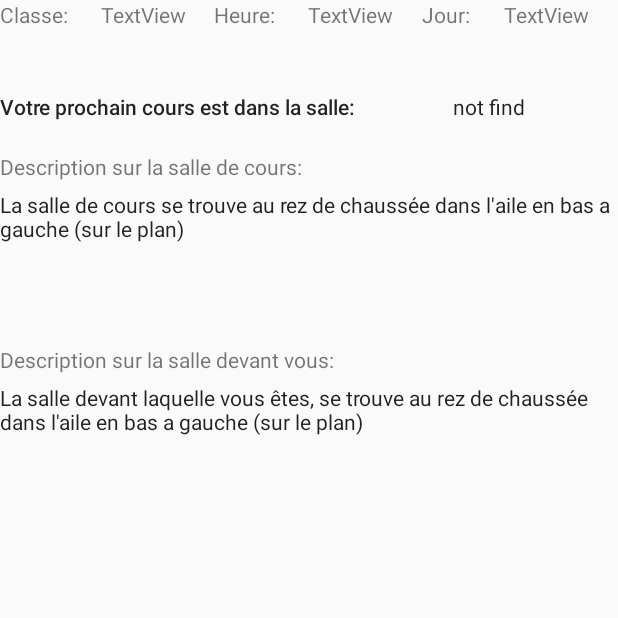
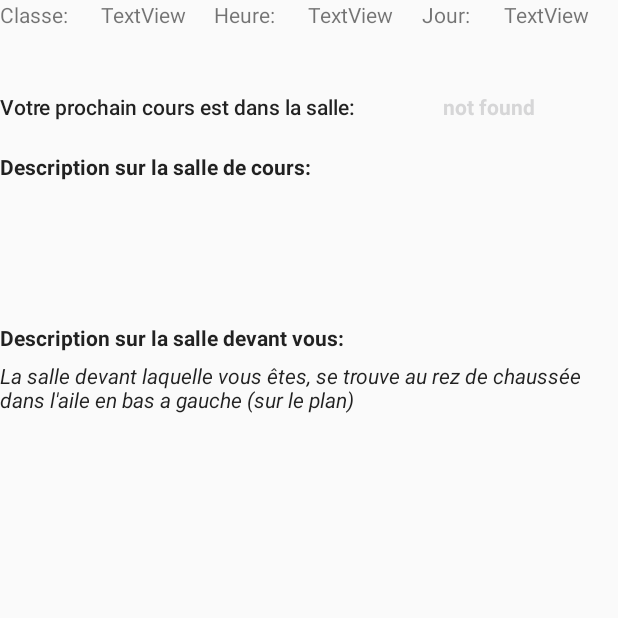
Before and after one commit to adomen910e/Projet_julien, an Android app: the BoutonItineraire screen opened directly, with no data from a screen before it, on a phone screen of 412 x 824 dp, the top half of it. Run offline under Robolectric (Android 15) with nearby library versions, the phone set to English and light mode, and no system bars; 2 statements that could not run were skipped.

Commit message:
gestion de quelques erreurs quand la classe n'est pas trouvée

```diff
--- a/app/src/main/java/com/example/domenger/testappli/BoutonItineraire.java
+++ b/app/src/main/java/com/example/domenger/testappli/BoutonItineraire.java
@@ -60,13 +60,13 @@ public class BoutonItineraire extends Activity {
 
         createEmploiDuTemps();
         String resultat = findClasse();
+        txtresult.setText(resultat);
 
-
-        txtresult.setText(resultat);
-        String info  = localisation(resultat, "La salle de cours ");
-        txtinfo.setText(info);
-
-        String info2  = localisation(tici, "La salle devant laquelle vous êtes, ");
+        if (resultat != "not found") {
+            String info = localisation(resultat, "La salle de cours ");
+            txtinfo.setText(info);
+        }
+        String info2 = localisation(tici, "La salle devant laquelle vous êtes, ");
         txtinfo2.setText(info2);
 
     }
@@ -113,15 +113,15 @@ public class BoutonItineraire extends Activity {
     public void createEmploiDuTemps() {
 
         Horaire h1 = new Horaire();
-        h1.hour = "8.10";
+        h1.hour = "8h10";
         h1.classe = "106";
 
         Horaire h2 = new Horaire();
-        h2.hour = "9.05";
+        h2.hour = "9h05";
         h2.classe = "134";
 
         Horaire h3 = new Horaire();
-        h3.hour = "13.55";
+        h3.hour = "13h55";
         h3.classe = "000"; //on ne connait pas la salle
 
 
@@ -133,19 +133,19 @@ public class BoutonItineraire extends Activity {
         monday.horaires.add(h3);
 
         Horaire h11 = new Horaire();
-        h11.hour = "10.10";
+        h11.hour = "10h10";
         h11.classe = "182";
 
         Horaire h21 = new Horaire();
-        h21.hour = "11.05";
+        h21.hour = "11h05";
         h21.classe = "182";
 
         Horaire h31 = new Horaire();
-        h31.hour = "13.55";
+        h31.hour = "13h55";
         h31.classe = "156";
 
         Horaire h41 = new Horaire();
-        h41.hour = "14.5";
+        h41.hour = "14h5";
         h41.classe = "160";
 
         Jour thuesday = new Jour();
@@ -180,6 +180,6 @@ public class BoutonItineraire extends Activity {
                 }
             }
         }
-        return "not find";
+        return "not found";
     }
 }
--- a/app/src/main/res/layout/activity_main.xml
+++ b/app/src/main/res/layout/activity_main.xml
@@ -24,16 +24,6 @@
         android:layout_alignParentLeft="true"
         android:layout_alignParentStart="true" />
 
-    <Button android:id="@+id/scan_button"
-        android:layout_width="wrap_content"
-        android:layout_height="wrap_content"
-        android:text="Scanner"
-        style="@style/Widget.AppCompat.Button"
-        android:background="@color/zxing_custom_possible_result_points"
-        android:layout_alignParentTop="true"
-        android:layout_centerHorizontal="true"
-        android:layout_marginTop="39dp" />
-
     <Button
         android:text="Itinéraire"
         android:layout_width="wrap_content"
@@ -56,4 +46,25 @@
         android:layout_alignParentLeft="true"
         android:layout_alignParentStart="true" />
 
+    <TextView
+        android:text='Appuyer sur "SCANNER" pour rentrer les informations sur la salle.'
+        android:layout_width="wrap_content"
+        android:layout_height="wrap_content"
+        android:id="@+id/textView"
+        android:layout_alignParentTop="true"
+        android:layout_centerHorizontal="true"
+        android:layout_marginTop="23dp"
+        android:textAlignment="center"
+        android:textSize="12sp" />
+
+    <Button android:id="@+id/scan_button"
+        android:layout_width="wrap_content"
+        android:layout_height="wrap_content"
+        android:text="Scanner"
+        style="@style/Widget.AppCompat.Button"
+        android:background="@color/zxing_custom_possible_result_points"
+        android:layout_marginTop="30dp"
+        android:layout_below="@+id/textView"
+        android:layout_centerHorizontal="true" />
+
 </RelativeLayout>
--- a/app/src/main/res/layout/itineraire.xml
+++ b/app/src/main/res/layout/itineraire.xml
@@ -79,7 +79,9 @@
                 android:layout_height="wrap_content"
                 android:id="@+id/result"
                 android:layout_weight="1"
-                android:textAppearance="@style/TextAppearance.AppCompat.Body1" />
+                android:textAppearance="@style/TextAppearance.AppCompat.Body1"
+                android:textStyle="normal|bold"
+                android:textColor="@color/zxing_viewfinder_laser" />
         </LinearLayout>
     </FrameLayout>
 
@@ -88,28 +90,36 @@
         android:layout_width="match_parent"
         android:layout_height="wrap_content"
         android:id="@+id/textView3"
-        android:layout_weight="0.01" />
+        android:layout_weight="0.01"
+        android:textAppearance="@style/TextAppearance.AppCompat.Body1"
+        android:fontFamily="sans-serif"
+        android:textStyle="normal|bold" />
 
     <TextView
         android:layout_width="match_parent"
         android:layout_height="wrap_content"
         android:id="@+id/information"
         android:layout_weight="0.11"
-        android:textAppearance="@style/TextAppearance.AppCompat.Body1" />
+        android:textAppearance="@style/TextAppearance.AppCompat.Body1"
+        android:textStyle="normal|italic" />
 
     <TextView
         android:text="Description sur la salle devant vous:"
         android:layout_width="match_parent"
         android:layout_height="wrap_content"
         android:id="@+id/textView4"
-        android:layout_weight="0.01" />
+        android:layout_weight="0.01"
+        android:textAppearance="@style/TextAppearance.AppCompat.Body1"
+        android:fontFamily="sans-serif"
+        android:textStyle="normal|bold" />
 
     <TextView
         android:layout_width="match_parent"
         android:layout_height="wrap_content"
         android:id="@+id/textView2"
         android:layout_weight="0.13"
-        android:textAppearance="@style/TextAppearance.AppCompat.Body1" />
+        android:textAppearance="@style/TextAppearance.AppCompat.Body1"
+        android:textStyle="normal|italic" />
 
 
 </LinearLayout>
```
